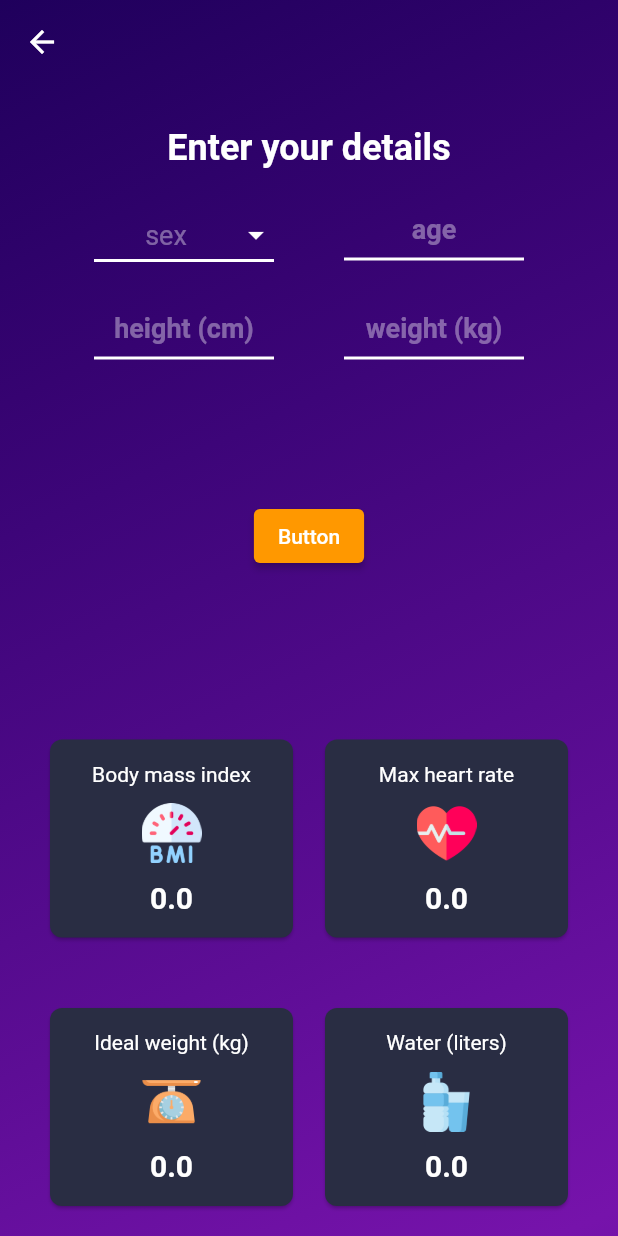
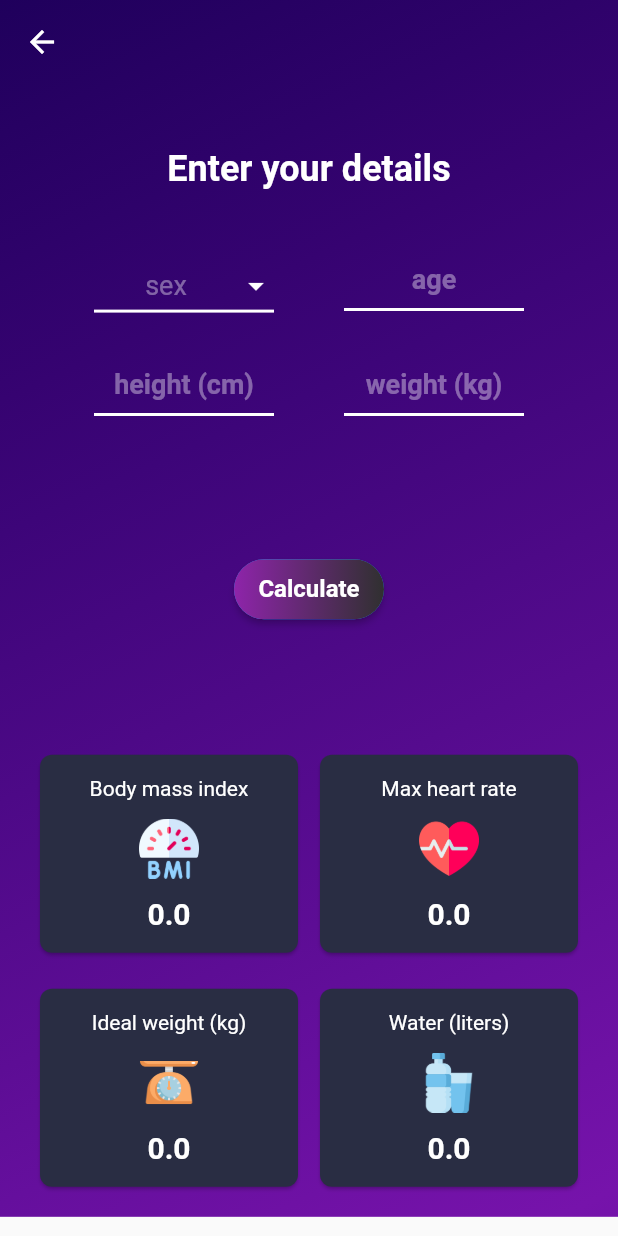
Before and after one commit to MR-BIGO/flutter_fitness_app, a Flutter app: the screen it shows after launch, after a tap on "Calculator", on a phone screen of 412 x 824 dp. Run offline on Flutter 3.47's test engine with Material 2 defaults, Android fonts, the phone set to English and light mode, and no system bars.

Commit message:
made some stuff

```diff
--- a/lib/main.dart
+++ b/lib/main.dart
@@ -30,7 +30,7 @@ class MyApp extends StatelessWidget {
       initialRoute: '/home',
       routes: {
         '/home': (context) => const LaunchScreen(),
-        '/calculator_page': (context) => const Calculator(),
+        '/calculator_page': (context) => Calculator(),
         '/exercise_types_page': (context) => Exercises(),
         '/diet_page': (context) => const Diet(),
         '/abs_page': (context) => AbsPage(),
--- a/lib/presentation/screens/calculator.dart
+++ b/lib/presentation/screens/calculator.dart
@@ -2,26 +2,15 @@ import 'package:flutter/material.dart';
 import 'package:flutter_fitness_app/logic/fitness_provider.dart';
 import 'package:flutter_fitness_app/presentation/widgets/calculator_card.dart';
 import 'package:flutter_fitness_app/presentation/widgets/calculator_form_field.dart';
+import 'package:flutter_fitness_app/presentation/widgets/colors.dart';
 import 'package:provider/provider.dart';
 
 final _formKey = GlobalKey<FormState>();
 
-class Calculator extends StatefulWidget {
-  const Calculator({Key? key}) : super(key: key);
+class Calculator extends StatelessWidget {
+  Calculator({Key? key}) : super(key: key);
 
-  @override
-  State<Calculator> createState() => _CalculatorState();
-}
-
-class _CalculatorState extends State<Calculator>
-    with SingleTickerProviderStateMixin {
-  bool _isPressed = false;
-  late Widget _animatedModalBarrier;
-
-  late AnimationController _animationController;
-  late Animation<Color?> _colorAnimation;
-
-  String? _gender;
+  String _sex = "";
   final List<String> _genders = [
     "Male",
     "Female",
@@ -32,54 +21,21 @@ class _CalculatorState extends State<Calculator>
   TextEditingController height = TextEditingController();
 
   @override
-  void initState() {
-    ColorTween _colorTween = ColorTween(
-      begin: Colors.orangeAccent.withOpacity(0.5),
-      end: Colors.blueGrey.withOpacity(0.5),
-    );
-
-    _animationController = AnimationController(
-      vsync: this,
-      duration: const Duration(seconds: 3),
-    );
-    _colorAnimation = _colorTween.animate(_animationController);
-
-    _animatedModalBarrier = AnimatedModalBarrier(
-      color: _colorAnimation,
-      dismissible: true,
-    );
-
-    super.initState();
-  }
-
-  @override
   Widget build(BuildContext context) {
     final deviceSize = MediaQuery.of(context).size;
     return Scaffold(
+      resizeToAvoidBottomInset: false,
       extendBodyBehindAppBar: true,
       appBar: AppBar(
         backgroundColor: Colors.transparent,
         elevation: 0,
       ),
       body: Container(
-        decoration: const BoxDecoration(
+        decoration: BoxDecoration(
           gradient: LinearGradient(
             begin: Alignment.topLeft,
-            end: Alignment(0.8, 1),
-            colors: <Color>[
-              Color(0xff1f005c),
-              Color(0xff270163),
-              Color(0xff2e026a),
-              Color(0xff360371),
-              Color(0xff3d0579),
-              Color(0xff450780),
-              Color(0xff4d0987),
-              Color(0xff550b8e),
-              Color(0xff5d0d95),
-              Color(0xff650f9d),
-              Color(0xff6e11a4),
-              Color(0xff7613ab),
-            ],
+            end: const Alignment(0.8, 1),
+            colors: colors,
             tileMode: TileMode.mirror,
           ),
         ),
@@ -88,7 +44,8 @@ class _CalculatorState extends State<Calculator>
           child: Form(
             key: _formKey,
             child: Padding(
-              padding: EdgeInsets.only(top: deviceSize.height / 12.0),
+              padding: EdgeInsets.only(top: deviceSize.height / 10.0),
+              child: SingleChildScrollView(
                 child: Column(
                   mainAxisAlignment: MainAxisAlignment.start,
                   children: [
@@ -101,7 +58,7 @@ class _CalculatorState extends State<Calculator>
                       ),
                     ),
                     Padding(
-                    padding: const EdgeInsets.only(top: 20),
+                      padding: const EdgeInsets.only(top: 40),
                       child: Row(
                         mainAxisAlignment: MainAxisAlignment.spaceEvenly,
                         children: [
@@ -113,7 +70,7 @@ class _CalculatorState extends State<Calculator>
                                 height: 2.0,
                                 color: Colors.white,
                               ),
-                            value: _gender,
+                              value: context.watch<FitnessProvider>().sex,
                               elevation: 4,
                               selectedItemBuilder: (_) => _genders
                                   .map(
@@ -149,11 +106,10 @@ class _CalculatorState extends State<Calculator>
                                   )
                                   .toList(),
                               onChanged: (dynamic value) {
-                              setState(
-                                () {
-                                  _gender = value;
-                                },
-                              );
+                                context
+                                    .read<FitnessProvider>()
+                                    .sexSetter(value);
+                                _sex = value;
                               },
                             ),
                           ),
@@ -173,7 +129,7 @@ class _CalculatorState extends State<Calculator>
                       ),
                     ),
                     Padding(
-                    padding: const EdgeInsets.only(top: 16),
+                      padding: const EdgeInsets.only(top: 20),
                       child: Row(
                         mainAxisAlignment: MainAxisAlignment.spaceEvenly,
                         children: [
@@ -205,58 +161,58 @@ class _CalculatorState extends State<Calculator>
                       ),
                     ),
                     Padding(
-                    padding: EdgeInsets.only(top: deviceSize.height / 12.0),
-                    child: Container(
-                      width: 80,
-                      height: 80,
-                      decoration: ShapeDecoration(
+                      padding: EdgeInsets.only(top: deviceSize.height / 10.0),
+                      child: ElevatedButton(
+                        style: ElevatedButton.styleFrom(
+                            padding: EdgeInsets.zero,
                             shape: RoundedRectangleBorder(
-                          borderRadius: BorderRadius.circular(8.0),
-                        ),
-                      ),
-                      child: Stack(
-                        alignment: AlignmentDirectional.center,
-                        children: [
-                          ElevatedButton(
-                            style: ElevatedButton.styleFrom(
-                                primary: Colors.orange),
+                                borderRadius: BorderRadius.circular(20))),
                         onPressed: () {
-                              if (_formKey.currentState!.validate()) {
+                          if (_formKey.currentState!.validate() && _sex != "") {
                             context.read<FitnessProvider>().bmiCalc(
-                                    int.parse(weight.text),
-                                    int.parse(height.text));
+                                double.parse(weight.text),
+                                double.parse(height.text));
                             context
                                 .read<FitnessProvider>()
-                                    .healthyWeightCalc(
-                                        _gender, int.parse(height.text));
+                                .healthyWeightCalc(double.parse(height.text));
                             context
                                 .read<FitnessProvider>()
-                                    .heartRateCalc(int.parse(age.text));
+                                .heartRateCalc(double.parse(age.text));
                             context
                                 .read<FitnessProvider>()
-                                    .waterCalc(int.parse(weight.text));
+                                .waterCalc(double.parse(weight.text));
+                          } else {
+                            ScaffoldMessenger.of(context).showSnackBar(
+                              const SnackBar(
+                                content:
+                                    Text("Please, fill out all of the fields!"),
+                              ),
+                            );
                           }
-                              // setState(() {
-                              //   _isPressed = true;
-                              // });
-                              // _animationController.reset();
-                              // _animationController.forward();
-                              // Future.delayed(const Duration(seconds: 3), () {
-                              //   setState(() {
-                              //     _isPressed = false;
-                              //   });
-                              // });
                         },
-                            child: Text("Button"),
+                        child: Ink(
+                          decoration: BoxDecoration(
+                              gradient: const LinearGradient(
+                                colors: [Color(0xff8e24aa), Color(0xff303030)],
                               ),
-                          // if (_isPressed) _animatedModalBarrier,
-                        ],
+                              borderRadius: BorderRadius.circular(20)),
+                          child: Container(
+                            width: 100,
+                            height: 40,
+                            alignment: Alignment.center,
+                            child: const Text(
+                              "Calculate",
+                              style: TextStyle(
+                                fontWeight: FontWeight.bold,
+                                fontSize: 16,
                               ),
                             ),
                           ),
-                  Expanded(
-                    child: Padding(
-                      padding: EdgeInsets.only(top: deviceSize.height / 12),
+                        ),
+                      ),
+                    ),
+                    Padding(
+                      padding: EdgeInsets.only(top: deviceSize.height / 10),
                       child: Row(
                         mainAxisAlignment: MainAxisAlignment.spaceEvenly,
                         children: [
@@ -273,7 +229,6 @@ class _CalculatorState extends State<Calculator>
                         ],
                       ),
                     ),
-                  ),
                     Padding(
                       padding: const EdgeInsets.only(top: 16),
                       child: Row(
@@ -282,8 +237,9 @@ class _CalculatorState extends State<Calculator>
                           CalcCard(
                               text: "Ideal weight (kg)",
                               img: "assets/images/scale2.png",
-                            amount:
-                                context.watch<FitnessProvider>().healthyWeight),
+                              amount: context
+                                  .watch<FitnessProvider>()
+                                  .healthyWeight),
                           CalcCard(
                               text: "Water (liters)",
                               img: "assets/images/water-bottle.png",
@@ -298,6 +254,7 @@ class _CalculatorState extends State<Calculator>
             ),
           ),
         ),
+      ),
     );
   }
 }
--- a/lib/presentation/screens/launch_screen.dart
+++ b/lib/presentation/screens/launch_screen.dart
@@ -1,52 +1,19 @@
 import 'package:flutter/material.dart';
+import 'package:flutter_fitness_app/presentation/widgets/colors.dart';
 import 'package:flutter_fitness_app/presentation/widgets/section_item.dart';
-import 'dart:math' as math;
 
-class LaunchScreen extends StatefulWidget {
+class LaunchScreen extends StatelessWidget {
   const LaunchScreen({Key? key}) : super(key: key);
-
-  @override
-  State<LaunchScreen> createState() => _LaunchScreenState();
-}
-
-class _LaunchScreenState extends State<LaunchScreen>
-    with SingleTickerProviderStateMixin {
-  late final AnimationController _controller = AnimationController(
-    duration: const Duration(seconds: 10),
-    vsync: this,
-
-  )
-
-    ..repeat();
-
-  @override
-  void dispose() {
-    _controller.dispose();
-    super.dispose();
-  }
 
   @override
   Widget build(BuildContext context) {
     return Scaffold(
       body: Container(
-        decoration: const BoxDecoration(
+        decoration: BoxDecoration(
           gradient: LinearGradient(
             begin: Alignment.topLeft,
-            end: Alignment(0.8, 1),
-            colors: <Color>[
-              Color(0xff1f005c),
-              Color(0xff270163),
-              Color(0xff2e026a),
-              Color(0xff360371),
-              Color(0xff3d0579),
-              Color(0xff450780),
-              Color(0xff4d0987),
-              Color(0xff550b8e),
-              Color(0xff5d0d95),
-              Color(0xff650f9d),
-              Color(0xff6e11a4),
-              Color(0xff7613ab),
-            ],
+            end: const Alignment(0.8, 1),
+            colors: colors,
             tileMode: TileMode.mirror,
           ),
         ),
@@ -55,34 +22,25 @@ class _LaunchScreenState extends State<LaunchScreen>
           child: Center(
             child: Column(
               mainAxisAlignment: MainAxisAlignment.center,
-              children: [
-                AnimatedBuilder(
-                  animation: _controller,
-                  builder: (BuildContext context, Widget? child) {
-                    return Transform.rotate(
-                      angle: _controller.value * math.pi / 4,
-                      child: child,
-                    );
-                  },
-                  child: const SizedBox(
-                    width: 150,
-                    height: 150,
-                    child: Image(
-                      image: AssetImage("assets/images/fitness_app_logo.png"),
-                    ),
+              children: const [
+                SizedBox(
+                  width: 150,
+                  height: 150,
+                  child: Image(
+                    image: AssetImage("assets/images/fitness_app_logo.png"),
                   ),
                 ),
-                const SectionItem(
+                SectionItem(
                   title: "Exercises",
                   img: "assets/images/gym.png",
                   page: '/exercise_types_page',
                 ),
-                const SectionItem(
+                SectionItem(
                   title: "Healthy Diet",
                   img: "assets/images/checklist.png",
                   page: '/diet_page',
                 ),
-                const SectionItem(
+                SectionItem(
                   title: "Calculator",
                   img: "assets/images/scale.png",
                   page: '/calculator_page',
--- a/lib/presentation/widgets/calculator_card.dart
+++ b/lib/presentation/widgets/calculator_card.dart
@@ -12,14 +12,14 @@ class CalcCard extends StatelessWidget {
   @override
   Widget build(BuildContext context) {
     return SizedBox(
-      width: 170,
+      width: 180,
       height: 140,
       child: Card(
         color: const Color(0xff292d43),
         shape: RoundedRectangleBorder(borderRadius: BorderRadius.circular(8.0)),
         child: Center(
           child: Padding(
-            padding: const EdgeInsets.all(4.0),
+            padding: const EdgeInsets.all(2.0),
             child: Column(
               mainAxisAlignment: MainAxisAlignment.spaceEvenly,
               children: [
--- /dev/null
+++ b/lib/presentation/widgets/colors.dart
@@ -0,0 +1,16 @@
+import 'package:flutter/material.dart';
+
+List<Color> colors = [
+  const Color(0xff1f005c),
+  const Color(0xff270163),
+  const Color(0xff2e026a),
+  const Color(0xff360371),
+  const Color(0xff3d0579),
+  const Color(0xff450780),
+  const Color(0xff4d0987),
+  const Color(0xff550b8e),
+  const Color(0xff5d0d95),
+  const Color(0xff650f9d),
+  const Color(0xff6e11a4),
+  const Color(0xff7613ab),
+];
```
Also changed, not shown: lib/logic/fitness_provider.dart (+13 -6 lines), lib/presentation/screens/exercise_details.dart (+4 -16 lines), lib/presentation/screens/exercise_types.dart (+4 -16 lines), lib/presentation/screens/exercises/abs.dart (+4 -16 lines), lib/presentation/screens/exercises/back.dart (+4 -16 lines), lib/presentation/screens/exercises/chest.dart (+4 -16 lines), lib/presentation/screens/exercises/legs.dart (+4 -16 lines). Lines whose indentation alone changed are shown as unchanged.
